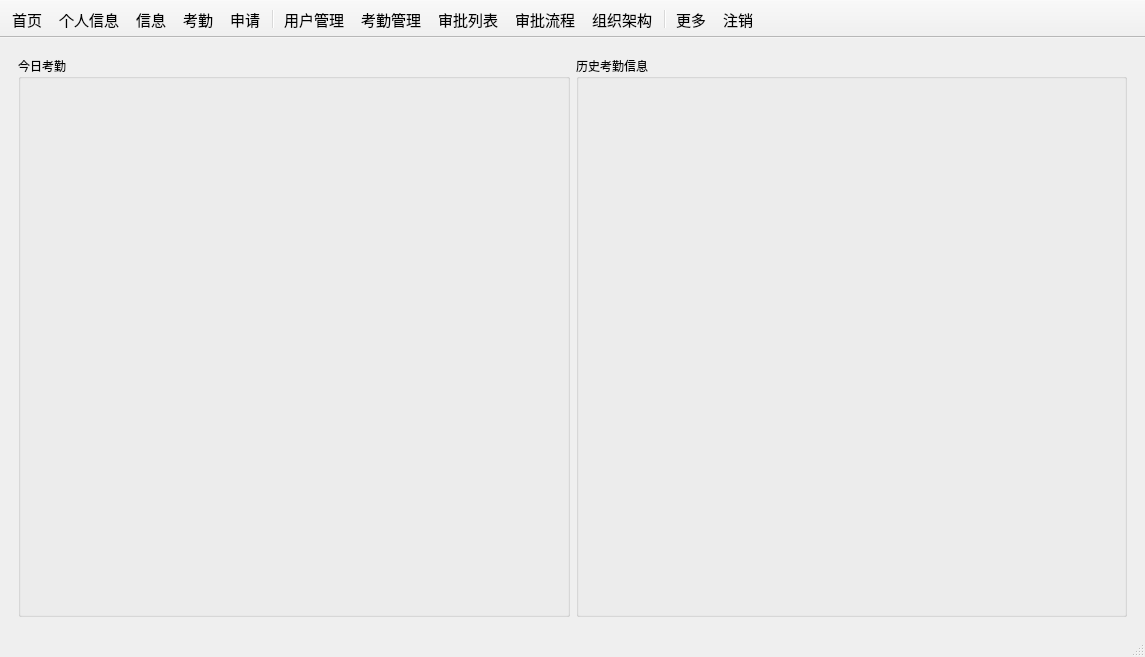
First picture: the form in mainwindow.ui, repository csthenry/weplanet-desktop, before the edit.
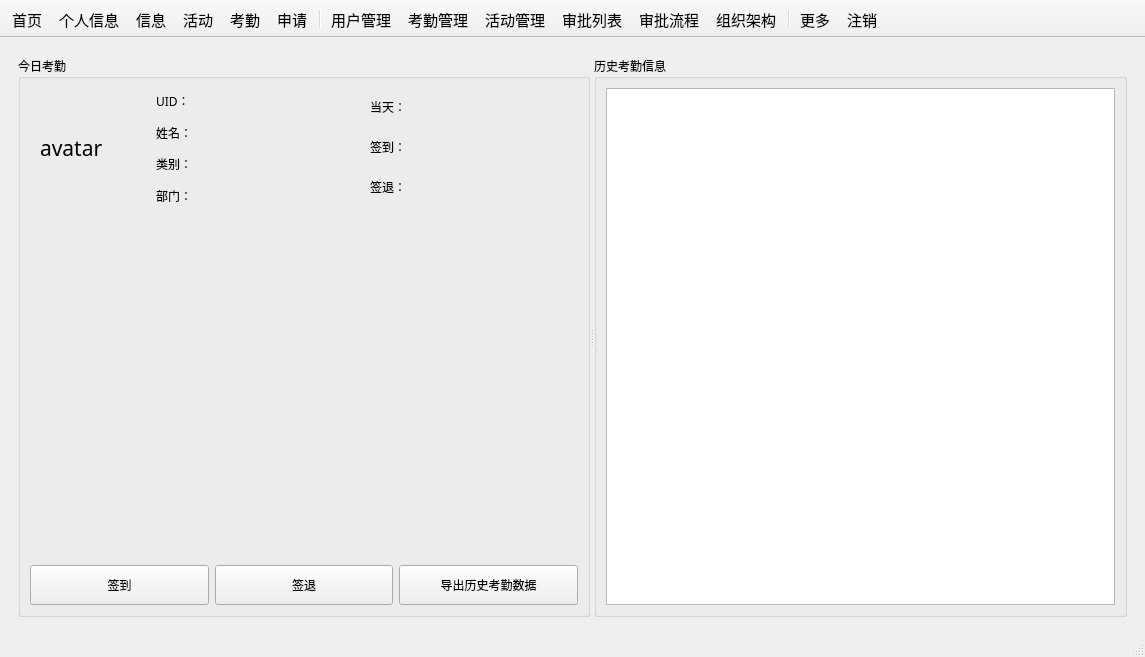
Second picture: the form after the edit. The open tabs and pages were chosen to show the change. Icons and pictures are not drawn.

Commit message: 完成部分考勤页面，新增更多栏目。

What changed in the file:
```diff
--- a/mainwindow.ui
+++ b/mainwindow.ui
@@ -525,19 +525,311 @@
        </layout>
       </widget>
       <widget class="QWidget" name="page_attend">
-       <layout class="QGridLayout" name="gridLayout_8">
+       <layout class="QGridLayout" name="gridLayout_38">
         <item row="0" column="0">
-         <widget class="QGroupBox" name="groupBox_21">
-          <property name="title">
-           <string>今日考勤</string>
+         <widget class="QSplitter" name="splitter_2">
+          <property name="orientation">
+           <enum>Qt::Horizontal</enum>
           </property>
-         </widget>
-        </item>
-        <item row="0" column="1">
-         <widget class="QGroupBox" name="groupBox_5">
-          <property name="title">
-           <string>历史考勤信息</string>
-          </property>
+          <widget class="QGroupBox" name="groupBox_21">
+           <property name="title">
+            <string>今日考勤</string>
+           </property>
+           <layout class="QGridLayout" name="gridLayout_43">
+            <item row="0" column="0">
+             <widget class="QLabel" name="attendPage_avatar">
+              <property name="minimumSize">
+               <size>
+                <width>120</width>
+                <height>120</height>
+               </size>
+              </property>
+              <property name="maximumSize">
+               <size>
+                <width>120</width>
+                <height>120</height>
+               </size>
+              </property>
+              <property name="font">
+               <font>
+                <family>微软雅黑</family>
+                <pointsize>16</pointsize>
+               </font>
+              </property>
+              <property name="styleSheet">
+               <string notr="true">margin:5px;</string>
+              </property>
+              <property name="text">
+               <string>avatar</string>
+              </property>
+             </widget>
+            </item>
+            <item row="0" column="1">
+             <layout class="QGridLayout" name="gridLayout_37">
+              <item row="0" column="0">
+               <widget class="QLabel" name="label_31">
+                <property name="maximumSize">
+                 <size>
+                  <width>35</width>
+                  <height>35</height>
+                 </size>
+                </property>
+                <property name="text">
+                 <string>UID：</string>
+                </property>
+               </widget>
+              </item>
+              <item row="0" column="1">
+               <widget class="QLabel" name="label_attendPage_uid">
+                <property name="maximumSize">
+                 <size>
+                  <width>16777215</width>
+                  <height>30</height>
+                 </size>
+                </property>
+                <property name="text">
+                 <string/>
+                </property>
+               </widget>
+              </item>
+              <item row="1" column="0">
+               <widget class="QLabel" name="label_33">
+                <property name="maximumSize">
+                 <size>
+                  <width>35</width>
+                  <height>35</height>
+                 </size>
+                </property>
+                <property name="text">
+                 <string>姓名：</string>
+                </property>
+               </widget>
+              </item>
+              <item row="1" column="1">
+               <widget class="QLabel" name="label_attendPage_name">
+                <property name="maximumSize">
+                 <size>
+                  <width>16777215</width>
+                  <height>30</height>
+                 </size>
+                </property>
+                <property name="text">
+                 <string/>
+                </property>
+               </widget>
+              </item>
+              <item row="2" column="0">
+               <widget class="QLabel" name="label_27">
+                <property name="maximumSize">
+                 <size>
+                  <width>35</width>
+                  <height>35</height>
+                 </size>
+                </property>
+                <property name="text">
+                 <string>类别：</string>
+                </property>
+               </widget>
+              </item>
+              <item row="2" column="1">
+               <widget class="QLabel" name="label_attendPage_group">
+                <property name="maximumSize">
+                 <size>
+                  <width>16777215</width>
+                  <height>30</height>
+                 </size>
+                </property>
+                <property name="text">
+                 <string/>
+                </property>
+               </widget>
+              </item>
+              <item row="3" column="0">
+               <widget class="QLabel" name="label_30">
+                <property name="maximumSize">
+                 <size>
+                  <width>35</width>
+                  <height>35</height>
+                 </size>
+                </property>
+                <property name="text">
+                 <string>部门：</string>
+                </property>
+               </widget>
+              </item>
+              <item row="3" column="1">
+               <widget class="QLabel" name="label_attendPage_dpt">
+                <property name="maximumSize">
+                 <size>
+                  <width>16777215</width>
+                  <height>30</height>
+                 </size>
+                </property>
+                <property name="text">
+                 <string/>
+                </property>
+               </widget>
+              </item>
+             </layout>
+            </item>
+            <item row="0" column="2">
+             <layout class="QGridLayout" name="gridLayout_41">
+              <item row="0" column="0">
+               <widget class="QLabel" name="label_28">
+                <property name="maximumSize">
+                 <size>
+                  <width>35</width>
+                  <height>35</height>
+                 </size>
+                </property>
+                <property name="text">
+                 <string>当天：</string>
+                </property>
+               </widget>
+              </item>
+              <item row="0" column="1">
+               <widget class="QLabel" name="label_attendPage_status">
+                <property name="maximumSize">
+                 <size>
+                  <width>50</width>
+                  <height>30</height>
+                 </size>
+                </property>
+                <property name="text">
+                 <string/>
+                </property>
+               </widget>
+              </item>
+              <item row="0" column="2">
+               <widget class="QLabel" name="label_attendPage_isSupply">
+                <property name="maximumSize">
+                 <size>
+                  <width>16777215</width>
+                  <height>30</height>
+                 </size>
+                </property>
+                <property name="text">
+                 <string/>
+                </property>
+               </widget>
+              </item>
+              <item row="1" column="0">
+               <widget class="QLabel" name="label_29">
+                <property name="maximumSize">
+                 <size>
+                  <width>35</width>
+                  <height>35</height>
+                 </size>
+                </property>
+                <property name="text">
+                 <string>签到：</string>
+                </property>
+               </widget>
+              </item>
+              <item row="1" column="1" colspan="2">
+               <widget class="QLabel" name="label_attendPage_beginTime">
+                <property name="maximumSize">
+                 <size>
+                  <width>16777215</width>
+                  <height>30</height>
+                 </size>
+                </property>
+                <property name="text">
+                 <string/>
+                </property>
+               </widget>
+              </item>
+              <item row="2" column="0">
+               <widget class="QLabel" name="label_32">
+                <property name="maximumSize">
+                 <size>
+                  <width>35</width>
+                  <height>35</height>
+                 </size>
+                </property>
+                <property name="text">
+                 <string>签退：</string>
+                </property>
+               </widget>
+              </item>
+              <item row="2" column="1" colspan="2">
+               <widget class="QLabel" name="label_attendPage_endTime">
+                <property name="maximumSize">
+                 <size>
+                  <width>16777215</width>
+                  <height>30</height>
+                 </size>
+                </property>
+                <property name="text">
+                 <string/>
+                </property>
+               </widget>
+              </item>
+             </layout>
+            </item>
+            <item row="1" column="0" colspan="3">
+             <widget class="QGraphicsView" name="graphicsView_attend">
+              <property name="styleSheet">
+               <string notr="true">background: transparent;
+margin: 10px 0px;</string>
+              </property>
+             </widget>
+            </item>
+            <item row="2" column="0" colspan="3">
+             <layout class="QGridLayout" name="gridLayout_42">
+              <item row="0" column="0">
+               <widget class="QPushButton" name="btn_beginAttend">
+                <property name="minimumSize">
+                 <size>
+                  <width>0</width>
+                  <height>40</height>
+                 </size>
+                </property>
+                <property name="text">
+                 <string>签到</string>
+                </property>
+               </widget>
+              </item>
+              <item row="0" column="1">
+               <widget class="QPushButton" name="btn_endAttend">
+                <property name="minimumSize">
+                 <size>
+                  <width>0</width>
+                  <height>40</height>
+                 </size>
+                </property>
+                <property name="text">
+                 <string>签退</string>
+                </property>
+               </widget>
+              </item>
+              <item row="0" column="2">
+               <widget class="QPushButton" name="btn_expAttend">
+                <property name="minimumSize">
+                 <size>
+                  <width>0</width>
+                  <height>40</height>
+                 </size>
+                </property>
+                <property name="text">
+                 <string>导出历史考勤数据</string>
+                </property>
+               </widget>
+              </item>
+             </layout>
+            </item>
+           </layout>
+          </widget>
+          <widget class="QGroupBox" name="groupBox_5">
+           <property name="title">
+            <string>历史考勤信息</string>
+           </property>
+           <layout class="QGridLayout" name="gridLayout_8">
+            <item row="0" column="0">
+             <widget class="QTableView" name="tableView_attendPage"/>
+            </item>
+           </layout>
+          </widget>
          </widget>
         </item>
        </layout>
@@ -1810,11 +2102,13 @@
    <addaction name="actHome"/>
    <addaction name="actMyInfo"/>
    <addaction name="actMessage"/>
+   <addaction name="action"/>
    <addaction name="actAttend"/>
    <addaction name="actApply"/>
    <addaction name="separator"/>
    <addaction name="actUserManager"/>
    <addaction name="actAttendManager"/>
+   <addaction name="actManage"/>
    <addaction name="actApplyList"/>
    <addaction name="actApplyItems"/>
    <addaction name="actGroup"/>
@@ -1963,6 +2257,30 @@
     <string>信息</string>
    </property>
   </action>
+  <action name="actManage">
+   <property name="icon">
+    <iconset resource="resource.qrc">
+     <normaloff>:/images/color_icon/color-proj.svg</normaloff>:/images/color_icon/color-proj.svg</iconset>
+   </property>
+   <property name="text">
+    <string>活动管理</string>
+   </property>
+   <property name="toolTip">
+    <string>活动管理</string>
+   </property>
+  </action>
+  <action name="action">
+   <property name="icon">
+    <iconset resource="resource.qrc">
+     <normaloff>:/images/color_icon/color-widget.svg</normaloff>:/images/color_icon/color-widget.svg</iconset>
+   </property>
+   <property name="text">
+    <string>活动</string>
+   </property>
+   <property name="toolTip">
+    <string>活动</string>
+   </property>
+  </action>
  </widget>
  <resources>
   <include location="resource.qrc"/>
```
Left out of the diff: 552 changed lines with no effect on the pictures. The commit also changes 2 other files.
